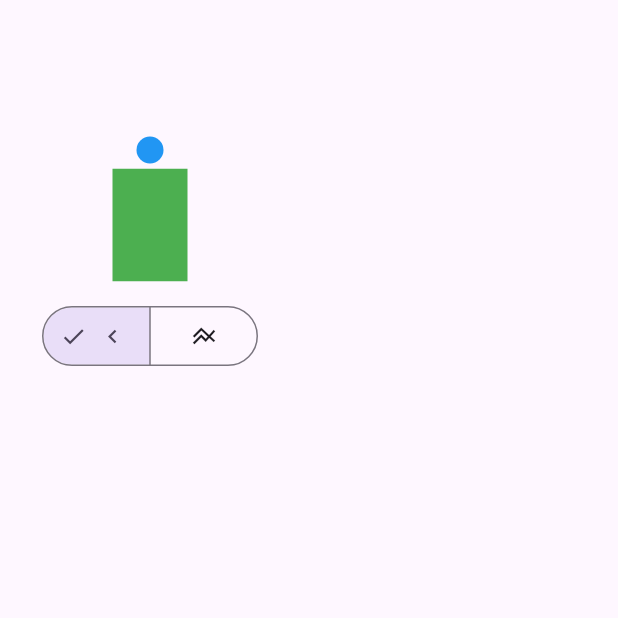
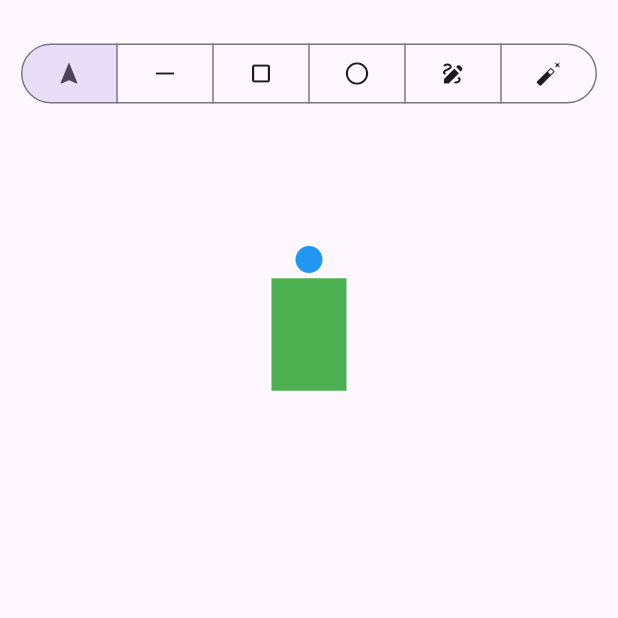
Before and after one commit to Adamv27/webpaint, a Flutter app: the screen it shows after launch, on a phone screen of 412 x 824 dp, the top half of it. Run offline on Flutter 3.47's test engine with Material 3 defaults, Android fonts, the phone set to English and light mode, and no system bars.

Commit message:
Add more tool buttons to toolbar

```diff
--- a/lib/main.dart
+++ b/lib/main.dart
@@ -27,8 +27,11 @@
   @override
   Widget build(BuildContext context) {
     return Scaffold(
-      body: Column(
+      body: Center(
+        child: Column(
           children: [
+            const SizedBox(height: 25.0),
+            const ToolBar(),
             CustomPaint(
               painter: DemoPainter(Colors.green),
               willChange: true,
@@ -36,8 +39,8 @@
                 dimension: 200.0,
               ),
             ),
-          const ToolBar(),
           ],
+        ),
       ),
     );
   }
--- a/lib/widgets/toolbar.dart
+++ b/lib/widgets/toolbar.dart
@@ -15,19 +15,31 @@ class _ToolBarState extends State<ToolBar> {
   @override
   Widget build(BuildContext context) {
     return SegmentedButton<Tools>(
+        showSelectedIcon: false,
         segments: const [
           ButtonSegment(
             value: Tools.pointer,
-            icon: Icon(Icons.navigate_before),
+            icon: Icon(Icons.navigation),
           ),
           ButtonSegment(
             value: Tools.line,
-            icon: Icon(Icons.line_axis),
+            icon: Icon(Icons.horizontal_rule),
           ),
+          ButtonSegment(
+            value: Tools.square,
+            icon: Icon(Icons.crop_square),
+          ),
+          ButtonSegment(
+            value: Tools.circle,
+            icon: Icon(Icons.circle_outlined),
+          ),
+          ButtonSegment(
+            value: Tools.pencil,
+            icon: Icon(Icons.draw),
+          ),
+          ButtonSegment(value: Tools.eraser, icon: Icon(Icons.auto_fix_normal))
         ],
-        selected: <Tools>{
-          toolsView
-        },
+        selected: <Tools>{toolsView},
         onSelectionChanged: (Set<Tools> newTool) {
           setState(() {
             toolsView = newTool.first;
```
Lines whose indentation alone changed are shown as unchanged.
